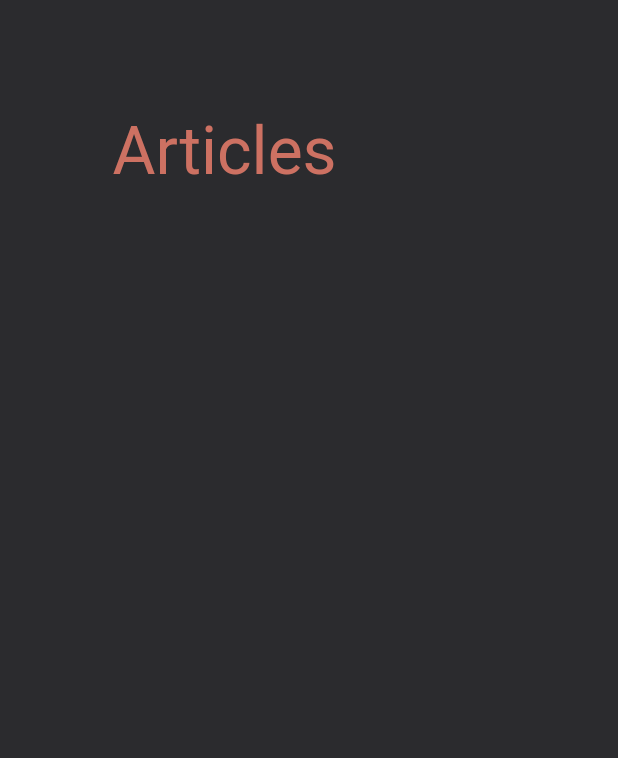
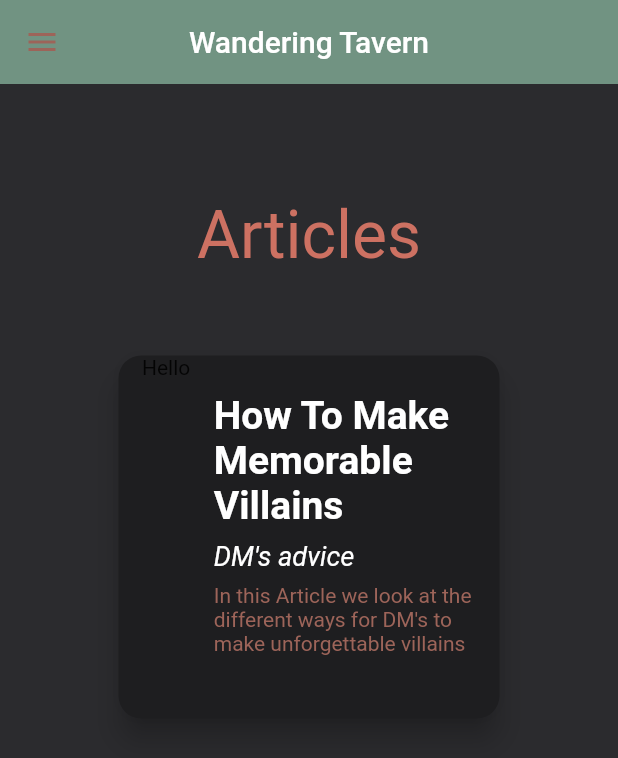
Before and after one commit to soulandbone/wandering_site, a Flutter app: the screen it shows after launch, after a tap on the "menu" icon, after a tap on "Articles", on a phone screen of 412 x 824 dp. Shown: the top 758 px of the screen. Run offline on Flutter 3.47's test engine with Material 2 defaults, Android fonts, the light colour scheme and no system bars; our stand-ins replace carousel_slider, font_awesome_flutter, google_fonts; Roboto replaces fonts that are missing (Arvo).

Commit message:
previous to making adventures stateful

```diff
--- a/lib/helpers/style.dart
+++ b/lib/helpers/style.dart
@@ -1,7 +1,5 @@
 import 'package:flutter/material.dart';
 
-Color active = Color(0xFFED9B59);
-Color disable = Color(0xFF7D8790);
 Color lightCream = Color(0xFFECD89D);
 Color mediumCream = Color(0xFFe9b67f);
 Color greyWT = Color(0XFFC2C2A6);
--- a/lib/home.dart
+++ b/lib/home.dart
@@ -2,6 +2,7 @@ import 'package:carousel_slider/carousel_slider.dart';
 import 'package:flutter/material.dart';
 import 'package:font_awesome_flutter/font_awesome_flutter.dart';
 import 'package:wandering_app/helpers/responsive.dart';
+import 'package:wandering_app/helpers/style.dart';
 import 'package:wandering_app/widgets/drawer.dart';
 import 'package:wandering_app/widgets/navbar_desktop.dart';
 import 'package:wandering_app/widgets/navbar_mobile.dart';
@@ -21,7 +22,7 @@ _launchURL(String url) async {
 }
 
 class _HomePageState extends State<HomePage> {
-  final GlobalKey<ScaffoldState> scaffoldKey = GlobalKey();
+  final GlobalKey<ScaffoldState> homeScaffoldKey = GlobalKey();
 
   final List images = ["assets/placid-lake.jpg", "assets/forest-min.jpg", "assets/fey-min.jpg"];
 
@@ -66,7 +67,7 @@ class _HomePageState extends State<HomePage> {
 
   Widget _makeBottomPage2(BuildContext context) {
     return Container(
-      color: Colors.red,
+      color: Colors.transparent,
       child: Column(
         children: [
           Row(
@@ -75,20 +76,39 @@ class _HomePageState extends State<HomePage> {
                 height: 40,
                 width: 40,
                 child: FittedBox(
-                  child: FaIcon(FontAwesomeIcons.instagram),
+                  child: InkWell(
+                    child: FaIcon(
+                      FontAwesomeIcons.instagram,
+                      color: lightCream,
+                    ),
+                    onTap: () {
+                      _launchURL('https://www.instagram.com/wandering_tavern');
+                    },
+                  ),
                 ),
               ),
               Container(
                 height: 40,
                 width: 40,
                 child: FittedBox(
-                  child: FaIcon(FontAwesomeIcons.tiktok),
+                  child: InkWell(
+                    child: FaIcon(
+                      FontAwesomeIcons.tiktok,
+                      color: lightCream,
+                    ),
+                    onTap: () {
+                      _launchURL('https://www.tiktok.com/@wandering_tavern');
+                    },
+                  ),
                 ),
               ),
             ],
           ),
           Container(
-            child: Text('Copyright © 2021 Wandering Tavern'),
+            child: Text(
+              'Copyright © 2021 Wandering Tavern',
+              style: TextStyle(color: lightOrange, fontWeight: FontWeight.bold),
+            ),
           )
         ],
       ),
@@ -100,9 +120,9 @@ class _HomePageState extends State<HomePage> {
     var screenSize = MediaQuery.of(context).size;
     return Scaffold(
       extendBodyBehindAppBar: true,
-      key: scaffoldKey,
+      key: homeScaffoldKey,
       appBar: ResponsiveWidget.isMobileScreen(context)
-          ? mobileTopBar(scaffoldKey)
+          ? mobileTopBar(homeScaffoldKey)
           : PreferredSize(
               preferredSize: Size(screenSize.width, 150),
               child: NavBar(),
@@ -142,8 +162,11 @@ class _HomePageState extends State<HomePage> {
                   mainAxisAlignment: MainAxisAlignment.center,
                   children: [
                     Container(
-                      child: _makeBottomPage2(
-                        context,
+                      child: Padding(
+                        padding: const EdgeInsets.all(20.0),
+                        child: _makeBottomPage2(
+                          context,
+                        ),
                       ),
                     )
                   ],
--- a/lib/screens/about_us.dart
+++ b/lib/screens/about_us.dart
@@ -1,10 +1,32 @@
 import 'package:flutter/material.dart';
+import 'package:wandering_app/helpers/responsive.dart';
 import 'package:wandering_app/helpers/style.dart';
 
 class AboutUsPage extends StatelessWidget {
   @override
   Widget build(BuildContext context) {
-    return SafeArea(
+    double screenSizeWidth = MediaQuery.of(context).size.width;
+
+    return ResponsiveWidget.isMobileScreen(context)
+        ? SafeArea(
+            child: Scaffold(
+                backgroundColor: fakeBlack,
+                body: Column(
+                  children: [
+                    Text(
+                      'Wandering Tavern ',
+                      style: TextStyle(fontSize: 60, color: mediumOrange),
+                    ),
+                    Padding(
+                      padding: const EdgeInsets.fromLTRB(50, 60, 50, 60),
+                      child: Placeholder(
+                        fallbackHeight: 200,
+                        fallbackWidth: screenSizeWidth * 0.8,
+                      ),
+                    ),
+                  ],
+                )))
+        : SafeArea(
             child: Scaffold(
                 backgroundColor: fakeBlack,
                 body: Stack(
--- a/lib/screens/adventures.dart
+++ b/lib/screens/adventures.dart
@@ -4,12 +4,21 @@ import 'package:wandering_app/helpers/constants.dart';
 import 'package:wandering_app/helpers/responsive.dart';
 import 'package:wandering_app/helpers/style.dart';
 import 'package:wandering_app/widgets/card_container.dart';
+import 'package:wandering_app/widgets/navbar_desktop.dart';
+import 'package:wandering_app/widgets/navbar_mobile.dart';
 
 class AdventuresPage extends StatelessWidget {
+  final GlobalKey<ScaffoldState> scaffoldKey = GlobalKey();
   @override
   Widget build(BuildContext context) {
-    // TODO if the screen is small, make it so adventure container is only one per row
+    var screenSize = MediaQuery.of(context).size;
     return Scaffold(
+        appBar: ResponsiveWidget.isMobileScreen(context)
+            ? mobileTopBar(scaffoldKey)
+            : PreferredSize(
+                preferredSize: Size(screenSize.width, 150),
+                child: NavBar(),
+              ),
         backgroundColor: fakeBlack,
         body: Container(
             child: SingleChildScrollView(
@@ -18,7 +27,7 @@ class AdventuresPage extends StatelessWidget {
                     child: Column(
                       children: [
                         Container(
-                          child: Text('Adventures', style: GoogleFonts.arvo(fontSize: 44, color: mediumOrange)),
+                          child: Text('Adventures', style: TextStyle(fontSize: 36, color: mediumOrange)),
                         ),
                         SizedBox(
                           height: 50,
--- a/lib/screens/articles.dart
+++ b/lib/screens/articles.dart
@@ -1,25 +1,41 @@
 import 'package:flutter/material.dart';
 import 'package:google_fonts/google_fonts.dart';
+import 'package:wandering_app/helpers/responsive.dart';
 import 'package:wandering_app/helpers/style.dart';
+import 'package:wandering_app/widgets/article_container.dart';
+import 'package:wandering_app/widgets/navbar_desktop.dart';
+import 'package:wandering_app/widgets/navbar_mobile.dart';
 
 class ArticlesPage extends StatelessWidget {
+  final GlobalKey<ScaffoldState> articlesScaffoldKey = GlobalKey();
+
   @override
   Widget build(BuildContext context) {
+    var screenSize = MediaQuery.of(context).size;
     return Scaffold(
+        appBar: ResponsiveWidget.isMobileScreen(context)
+            ? mobileTopBar(articlesScaffoldKey)
+            : PreferredSize(
+                preferredSize: Size(screenSize.width, 150),
+                child: NavBar(),
+              ),
         backgroundColor: fakeBlack,
         body: Container(
             child: SingleChildScrollView(
                 child: Padding(
                     padding: const EdgeInsets.all(75.0),
                     child: Column(
-            crossAxisAlignment: CrossAxisAlignment.center,
                       children: [
-              Text('Articles', style: GoogleFonts.arvo(fontSize: 44, color: mediumOrange)),
+                        Container(
+                          child: Text('Articles', style: TextStyle(fontSize: 44, color: mediumOrange)),
+                        ),
                         SizedBox(
-                height: 75,
+                          height: 50,
                         ),
+                        ArticleContainer('How To Make Memorable Villains', 'DM\'s advice',
+                            'In this Article we look at the different ways for DM\'s to make unforgettable villains'),
                       ],
-          ),
-        ))));
+                    )))));
+    ;
   }
 }
--- /dev/null
+++ b/lib/widgets/article_container.dart
@@ -0,0 +1,87 @@
+import 'package:flutter/material.dart';
+import 'package:google_fonts/google_fonts.dart';
+import 'package:wandering_app/helpers/style.dart';
+import 'package:wandering_app/helpers/responsive.dart';
+
+class ArticleContainer extends StatefulWidget {
+  String titleText;
+  String subtitleText;
+  String descriptionText;
+
+  ArticleContainer(this.titleText, this.subtitleText, this.descriptionText);
+
+  @override
+  _ArticleContainerState createState() => _ArticleContainerState(titleText, subtitleText, descriptionText);
+}
+
+Widget _makeTitle(String text) {
+  return Text(
+    text,
+    textAlign: TextAlign.start,
+    style: GoogleFonts.abhayaLibre(color: Colors.white, fontSize: 26, fontWeight: FontWeight.bold),
+  );
+}
+
+Widget _makeSubTitle(String text) {
+  return Text(text, textAlign: TextAlign.start, style: GoogleFonts.abhayaLibre(color: Colors.white, fontSize: 18, fontStyle: FontStyle.italic));
+}
+
+Widget _makeDescription(String text) {
+  return Text(
+    text,
+    style: GoogleFonts.montserratAlternates(color: mediumBrownWT, fontSize: 14),
+  );
+}
+
+class _ArticleContainerState extends State<ArticleContainer> {
+  String titleText;
+  String subtitleText;
+  String descriptionText;
+
+  _ArticleContainerState(this.titleText, this.subtitleText, this.descriptionText);
+
+  @override
+  Widget build(BuildContext context) {
+    double screenWidth = MediaQuery.of(context).size.width;
+
+    return Container(
+      height: ResponsiveWidget.isMobileScreen(context) ? 250 : 175,
+      width: screenWidth * 0.7,
+      child: Card(
+        shape: RoundedRectangleBorder(borderRadius: BorderRadius.circular(15)),
+        elevation: 8,
+        color: fakeBlackDeep,
+        child: Row(
+          children: [
+            Expanded(
+                flex: 1,
+                child: Column(
+                  children: [
+                    Container(
+                      child: Text('Hello'),
+                    )
+                  ],
+                )),
+            Expanded(
+                flex: 3,
+                child: Column(
+                  crossAxisAlignment: CrossAxisAlignment.start,
+                  children: [
+                    SizedBox(height: 25),
+                    _makeTitle(titleText),
+                    SizedBox(
+                      height: 8,
+                    ),
+                    _makeSubTitle(subtitleText),
+                    SizedBox(
+                      height: 8,
+                    ),
+                    _makeDescription(descriptionText)
+                  ],
+                ))
+          ],
+        ),
+      ),
+    );
+  }
+}
--- a/lib/widgets/navbar_mobile.dart
+++ b/lib/widgets/navbar_mobile.dart
@@ -6,7 +6,7 @@ AppBar mobileTopBar(GlobalKey<ScaffoldState> key) {
     leading: IconButton(
       icon: Icon(
         Icons.menu,
-        color: active,
+        color: mediumBrownWT,
       ),
       onPressed: () {
         key.currentState!.openDrawer();
```
Lines whose indentation alone changed are shown as unchanged.
